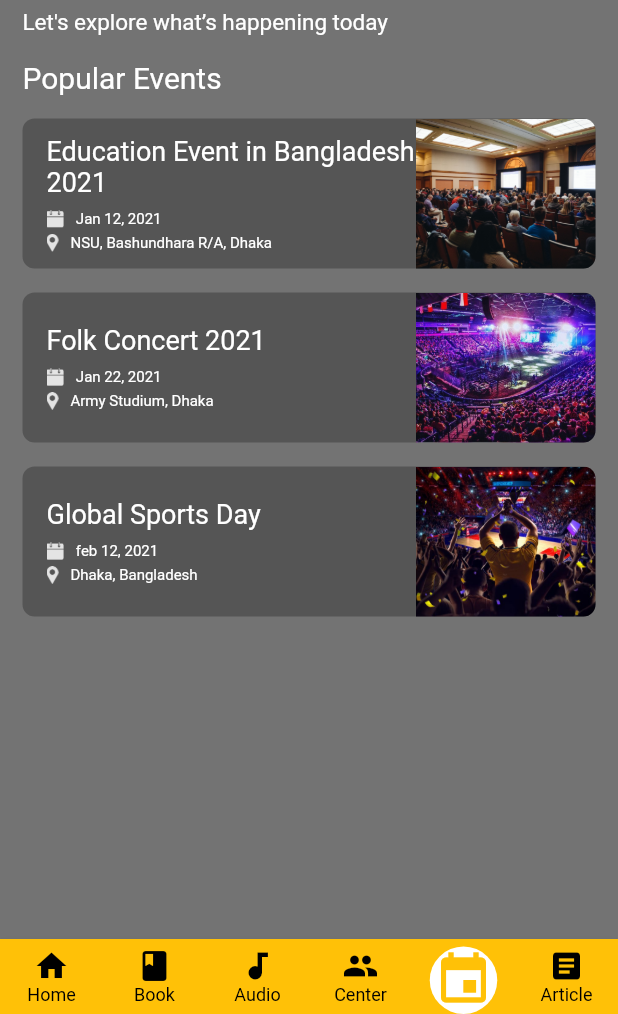
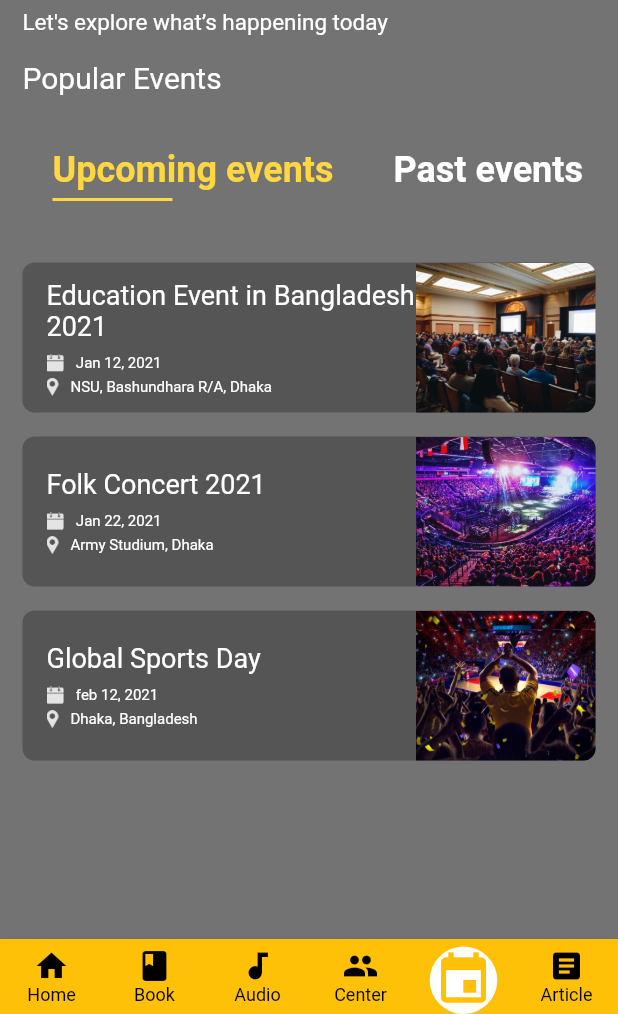
Before and after one commit to jhasan94/book_shop, a Flutter app: the screen it shows after launch, item 5 of the bottom bar chosen, on a phone screen of 412 x 824 dp, the part 222-1236 px from its top. Run offline on Flutter 3.47's test engine with Material 2 defaults, Android fonts, the phone set to English and light mode, and no system bars; drawn by our look-alikes of convex_bottom_bar; our stand-ins replace audioplayers, flutter_svg, video_player; project files that could hold a hidden picture were left out.

Commit message:
model class modification

```diff
--- a/lib/data/data.dart
+++ b/lib/data/data.dart
@@ -1,90 +1,5 @@
-import 'package:book_shop/models/event_model/date_model.dart';
-import 'package:book_shop/models/event_model/event_type_model.dart';
 import 'package:book_shop/models/event_model/events_model.dart';
-
-List<DateModel> getDates() {
-  List<DateModel> dates = new List<DateModel>();
-  DateModel dateModel = new DateModel();
-
-  //1
-  dateModel.date = "10";
-  dateModel.weekDay = "Sun";
-  dates.add(dateModel);
-
-  dateModel = new DateModel();
-
-  //1
-  dateModel.date = "11";
-  dateModel.weekDay = "Mon";
-  dates.add(dateModel);
-
-  dateModel = new DateModel();
-
-  //1
-  dateModel.date = "12";
-  dateModel.weekDay = "Tue";
-  dates.add(dateModel);
-
-  dateModel = new DateModel();
-
-  //1
-  dateModel.date = "13";
-  dateModel.weekDay = "Wed";
-  dates.add(dateModel);
-
-  dateModel = new DateModel();
-
-  //1
-  dateModel.date = "14";
-  dateModel.weekDay = "Thu";
-  dates.add(dateModel);
-
-  dateModel = new DateModel();
-
-  //1
-  dateModel.date = "15";
-  dateModel.weekDay = "Fri";
-  dates.add(dateModel);
-
-  dateModel = new DateModel();
-
-  //1
-  dateModel.date = "16";
-  dateModel.weekDay = "Sat";
-  dates.add(dateModel);
-
-  dateModel = new DateModel();
-
-  return dates;
-}
-
-List<EventTypeModel> getEventTypes() {
-  List<EventTypeModel> events = new List();
-  EventTypeModel eventModel = new EventTypeModel();
-
-  //1
-  eventModel.imgAssetPath = "assets/images/events/education.png";
-  eventModel.eventType = "Education";
-  events.add(eventModel);
-
-  eventModel = new EventTypeModel();
-
-  //1
-  eventModel.imgAssetPath = "assets/images/events/concert.png";
-  eventModel.eventType = "Concert";
-  events.add(eventModel);
-
-  eventModel = new EventTypeModel();
-
-  //1
-  eventModel.imgAssetPath = "assets/images/events/sports.png";
-  eventModel.eventType = "Sports";
-  events.add(eventModel);
-
-  eventModel = new EventTypeModel();
-
-  return events;
-}
+import 'package:book_shop/models/event_model/past_event_model.dart';
 
 List<EventsModel> getEvents() {
   List<EventsModel> events = new List<EventsModel>();
@@ -119,3 +34,27 @@ List<EventsModel> getEvents() {
 
   return events;
 }
+
+List<PastEventModel> getPastEvent() {
+  List<PastEventModel> pastEvents = new List<PastEventModel>();
+  PastEventModel pastEventModel = new PastEventModel();
+  //1
+  pastEventModel.imgeAssetPath = "assets/images/events/sport.jpg";
+  pastEventModel.date = "feb 12, 2021";
+  pastEventModel.desc = "Global Sports Day";
+  pastEventModel.address = "Dhaka, Bangladesh";
+  pastEvents.add(pastEventModel);
+
+  pastEventModel = new PastEventModel();
+
+  //2
+  pastEventModel.imgeAssetPath = "assets/images/events/sport.jpg";
+  pastEventModel.date = "feb 12, 2021";
+  pastEventModel.desc = "Global Sports Day";
+  pastEventModel.address = "Dhaka, Bangladesh";
+  pastEvents.add(pastEventModel);
+
+  pastEventModel = new PastEventModel();
+
+  return pastEvents;
+}
--- a/lib/models/event_model/date_model.dart
+++ /dev/null
@@ -1,4 +0,0 @@
-class DateModel {
-  String weekDay;
-  String date;
-}
--- a/lib/models/event_model/event_type_model.dart
+++ /dev/null
@@ -1,4 +0,0 @@
-class EventTypeModel {
-  String imgAssetPath;
-  String eventType;
-}
--- /dev/null
+++ b/lib/models/event_model/past_event_model.dart
@@ -0,0 +1,6 @@
+class PastEventModel {
+  String desc;
+  String date;
+  String address;
+  String imgeAssetPath;
+}
--- a/lib/screens/Home/book_screen_home.dart
+++ b/lib/screens/Home/book_screen_home.dart
@@ -19,7 +19,7 @@ AppBar buildAppBar() {
     backgroundColor: Colors.amber,
     elevation: 0,
     title: Text(
-      "Book Shop",
+      "Siddiknogori",
       style: TextStyle(
         color: Colors.black,
         fontWeight: FontWeight.bold,
--- a/lib/screens/audio/audio_list_screen.dart
+++ b/lib/screens/audio/audio_list_screen.dart
@@ -41,7 +41,7 @@ AppBar buildAppBar() {
     backgroundColor: Colors.amber,
     elevation: 0,
     title: Text(
-      "Book Shop",
+      "Audio",
       style: TextStyle(
         color: Colors.black,
         fontWeight: FontWeight.bold,
--- a/lib/screens/audio/audio_screen.dart
+++ b/lib/screens/audio/audio_screen.dart
@@ -98,7 +98,7 @@ AppBar buildAppBar() {
     backgroundColor: Colors.amber,
     elevation: 0,
     title: Text(
-      "Book Shop",
+      "Siddiknogori",
       style: TextStyle(
         color: Colors.black,
         fontWeight: FontWeight.bold,
--- /dev/null
+++ b/lib/screens/events/components/categorries.dart
@@ -0,0 +1,66 @@
+import 'package:flutter/material.dart';
+
+import '../../../constants.dart';
+
+class Categories extends StatefulWidget {
+  @override
+  _CategoriesState createState() => _CategoriesState();
+}
+
+class _CategoriesState extends State<Categories> {
+  List<String> categories = [
+    "Upcoming events",
+    "Past events",
+  ];
+  // By default our first item will be selected
+  int selectedIndex = 0;
+  @override
+  Widget build(BuildContext context) {
+    return Padding(
+      padding: const EdgeInsets.symmetric(vertical: kDefaultPaddin),
+      child: SizedBox(
+        height: 40,
+        child: ListView.builder(
+          scrollDirection: Axis.horizontal,
+          itemCount: categories.length,
+          itemBuilder: (context, index) => buildCategory(index),
+        ),
+      ),
+    );
+  }
+
+  Widget buildCategory(int index) {
+    return GestureDetector(
+      onTap: () {
+        setState(() {
+          selectedIndex = index;
+        });
+      },
+      child: Padding(
+        padding: const EdgeInsets.symmetric(horizontal: kDefaultPaddin),
+        child: Column(
+          crossAxisAlignment: CrossAxisAlignment.start,
+          children: <Widget>[
+            Text(
+              categories[index],
+              style: TextStyle(
+                fontWeight: FontWeight.bold,
+                fontSize: 24,
+                color:
+                    selectedIndex == index ? Colors.amberAccent : Colors.white,
+              ),
+            ),
+            Container(
+              margin: EdgeInsets.only(top: kDefaultPaddin / 4), //top padding 5
+              height: 2,
+              width: 80,
+              color: selectedIndex == index
+                  ? Colors.amberAccent
+                  : Colors.transparent,
+            )
+          ],
+        ),
+      ),
+    );
+  }
+}
--- a/lib/screens/events/event_screen.dart
+++ b/lib/screens/events/event_screen.dart
@@ -1,8 +1,7 @@
 import 'package:book_shop/constants.dart';
 import 'package:book_shop/data/data.dart';
-import 'package:book_shop/models/event_model/date_model.dart';
-import 'package:book_shop/models/event_model/event_type_model.dart';
 import 'package:book_shop/models/event_model/events_model.dart';
+import 'package:book_shop/screens/events/components/categorries.dart';
 import 'package:book_shop/screens/events/components/popular_eventTile.dart';
 import 'package:flutter/material.dart';
 
@@ -12,8 +11,6 @@ class EventScreen extends StatefulWidget {
 }
 
 class _HomeScreenState extends State<EventScreen> {
-  List<DateModel> dates = new List<DateModel>();
-  List<EventTypeModel> eventsType = new List();
   List<EventsModel> events = new List<EventsModel>();
 
   String todayDateIs = "12";
@@ -21,8 +18,6 @@ class _HomeScreenState extends State<EventScreen> {
   @override
   void initState() {
     super.initState();
-    dates = getDates();
-    eventsType = getEventTypes();
     events = getEvents();
   }
 
@@ -165,6 +160,10 @@ class _HomeScreenState extends State<EventScreen> {
                       SizedBox(
                         height: 16,
                       ),
+                      Categories(),
+                      SizedBox(
+                        height: 16,
+                      ),
                       Container(
                         child: ListView.builder(
                             itemCount: events.length,
--- a/lib/screens/home_screen.dart
+++ b/lib/screens/home_screen.dart
@@ -53,7 +53,7 @@ class _HomeScreenState extends State<HomeScreen> {
       backgroundColor: Colors.amber,
       elevation: 0,
       title: Text(
-        "Book Shop",
+        "Siddiknogori",
         style: TextStyle(
           color: Colors.black,
           fontWeight: FontWeight.bold,
--- a/lib/screens/sizas_center/components/group_details_member_list.dart
+++ b/lib/screens/sizas_center/components/group_details_member_list.dart
@@ -51,7 +51,7 @@ class GroupDetailsMemberList extends StatelessWidget {
               child: ClipRRect(
                   borderRadius: BorderRadius.circular(30),
                   child: Image.asset(
-                    "assets/images/events/jahid.jpg",
+                    "assets/images/events/avatar.jpg",
                     height: 60,
                     width: 60,
                   )),
```
Also changed, not shown: lib/models/Book.dart (+20 -6 lines), lib/models/sizas_center_member_model/member.dart (+15 -15 lines), lib/screens/events/components/event_list.dart (added, +16 -0 lines), assets/images/coverphoto/sbs.jpg (added), assets/images/coverphoto/sds.png (added), assets/images/coverphoto/sjs.jpg (added), assets/images/events/avatar.jpg (added), 1 other file.
